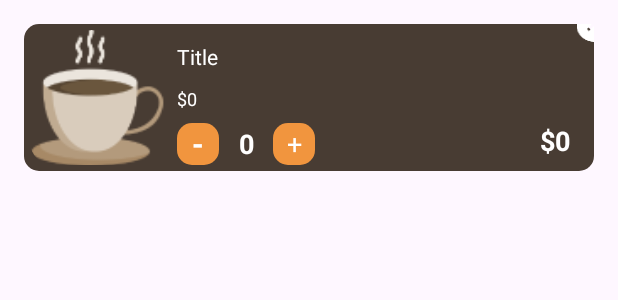
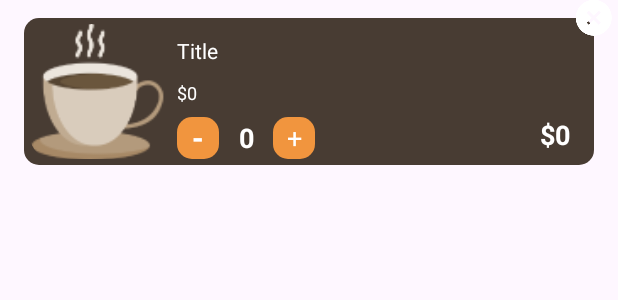
Before and after one commit to MonteiroNeto/CoffeShop, an Android app: the layout viewholder_cart.xml on its own in the app's theme, with its tools: preview values and no code run, on a phone screen of 412 x 824 dp. Shown: the top 300 px of the screen. Run offline under Robolectric (Android 15) with nearby library versions, the phone set to English and light mode, and no system bars.

Commit message:
Cart Activity Backend

```diff
--- a/app/src/main/res/layout/activity_cart.xml
+++ b/app/src/main/res/layout/activity_cart.xml
@@ -183,7 +183,7 @@
                 android:id="@+id/tvTotalActCart"
                 android:layout_width="wrap_content"
                 android:layout_height="wrap_content"
-                android:text="@string/sub_total"
+                android:text="@string/total"
                 android:textColor="@color/darkBrown"
                 android:textSize="14sp"
                 android:textStyle="bold"
--- a/app/src/main/res/layout/layout_bottom_navigation.xml
+++ b/app/src/main/res/layout/layout_bottom_navigation.xml
@@ -20,6 +20,7 @@
             android:layout_gravity="center_vertical">
 
             <LinearLayout
+                android:id="@+id/llBtnExploreBottomMenu"
                 android:layout_width="match_parent"
                 android:layout_height="match_parent"
                 android:layout_weight="0.2"
@@ -43,6 +44,7 @@
             </LinearLayout>
 
             <LinearLayout
+                android:id="@+id/llBtnCartBottomMenu"
                 android:layout_width="match_parent"
                 android:layout_height="match_parent"
                 android:layout_weight="0.2"
--- a/app/src/main/res/layout/viewholder_cart.xml
+++ b/app/src/main/res/layout/viewholder_cart.xml
@@ -5,10 +5,11 @@
     android:layout_height="wrap_content">
 
     <androidx.constraintlayout.widget.ConstraintLayout
+        android:id="@+id/clCardItemViewHolderCart"
         android:layout_width="match_parent"
         android:layout_height="wrap_content"
         android:layout_marginHorizontal="16dp"
-        android:layout_marginVertical="16dp"
+        android:layout_marginVertical="12dp"
         android:background="@drawable/shape_brown_bg"
         app:layout_constraintBottom_toBottomOf="parent"
         app:layout_constraintEnd_toEndOf="parent"
@@ -28,16 +29,7 @@
             app:layout_constraintTop_toTopOf="parent"
             app:shapeAppearanceOverlay="@style/CircleImageView" />
 
-        <ImageView
-            android:id="@+id/icCloseItemViewHolderCart"
-            android:layout_width="wrap_content"
-            android:layout_height="wrap_content"
-            android:contentDescription="@string/close"
-            android:src="@drawable/close"
-            app:layout_constraintBottom_toTopOf="parent"
-            app:layout_constraintEnd_toEndOf="parent"
-            app:layout_constraintStart_toEndOf="parent"
-            app:layout_constraintTop_toTopOf="parent" />
+
 
         <TextView
             android:id="@+id/tvTitleItemCartViewHolderCart"
@@ -123,4 +115,15 @@
 
     </androidx.constraintlayout.widget.ConstraintLayout>
 
+    <ImageView
+        android:id="@+id/iv_remove_item_cart_view_holder_cart"
+        android:layout_width="24dp"
+        android:layout_height="24dp"
+        android:contentDescription="@string/close"
+        android:src="@drawable/close"
+        app:layout_constraintEnd_toEndOf="@+id/clCardItemViewHolderCart"
+        app:layout_constraintStart_toEndOf="@+id/clCardItemViewHolderCart"
+        app:layout_constraintTop_toTopOf="@+id/clCardItemViewHolderCart"
+        app:layout_constraintBottom_toTopOf="@+id/clCardItemViewHolderCart"/>
+
 </androidx.constraintlayout.widget.ConstraintLayout>
--- a/app/src/main/res/values/strings.xml
+++ b/app/src/main/res/values/strings.xml
@@ -31,4 +31,5 @@
     <string name="total_tax">Total Tax</string>
     <string name="item_cart">Item Cart</string>
     <string name="close">Close</string>
+    <string name="total">Total</string>
 </resources>
```
Also changed, not shown: app/src/main/java/com/example/coffeeshop/adapter/CartAdapter.kt (added, +96 -0 lines), app/src/main/java/com/example/coffeeshop/ui/BottomMenu.kt (added, +18 -0 lines), app/src/main/java/com/example/coffeeshop/ui/CartActivity.kt (+48 -0 lines), app/src/main/java/com/example/coffeeshop/ui/MainActivity.kt (+7 -0 lines), app/src/main/java/com/example/coffeeshop/util/OpenActivity.kt (added, +14 -0 lines).
